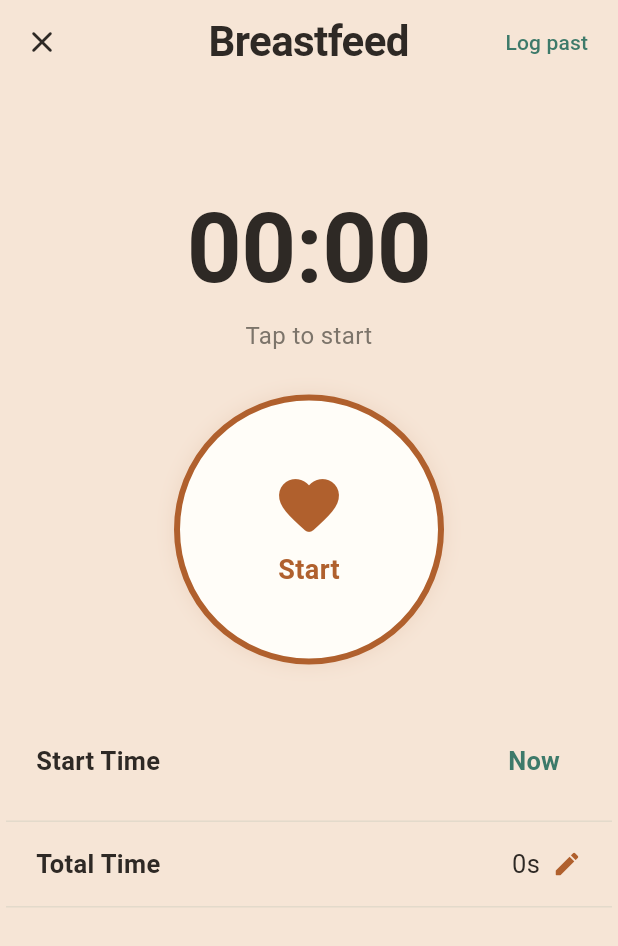
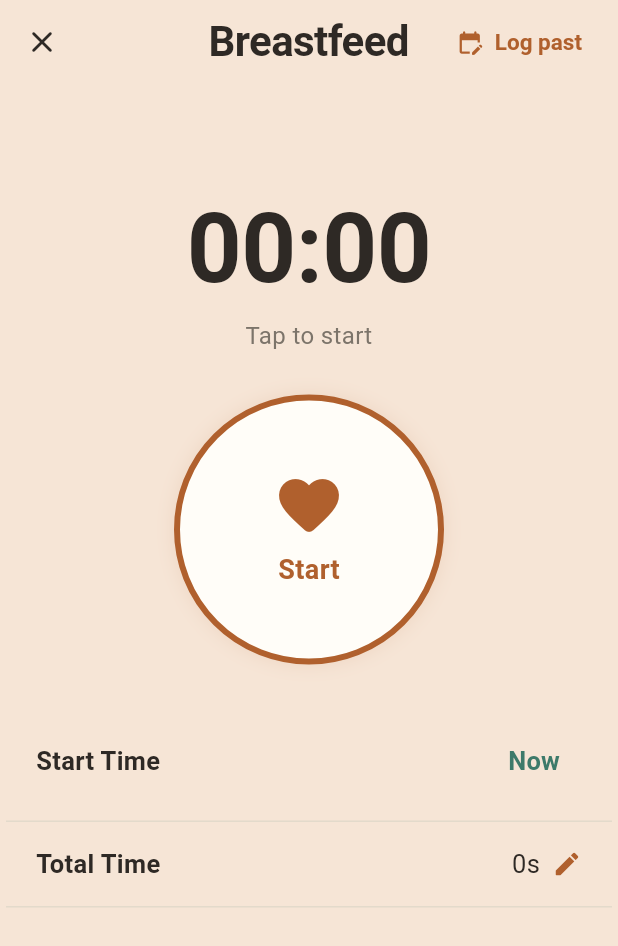
Before and after one commit to jfchenier/nestling, a Flutter app: the TimerScreen screen opened directly with empty values, on a phone screen of 412 x 824 dp. Shown: the top 946 px of the screen. Run offline on Flutter 3.47's test engine with Material 3 defaults, Android fonts, the phone set to English and light mode, and no system bars; our stand-ins replace file_picker, fl_chart, google_sign_in, qr_flutter, shared_preferences, web; missing offline and left inert: cryptography, dart:js_interop, extension_google_sign_in_as_googleapis_auth, googleapis, mobile_scanner; accounts and stored records are empty.

Commit message:
Keep Log past on the timer screen while a timer runs
The timer screen offered Log past only when nothing was running, so a
past nap or a bottle couldn't be logged during a running timer. While a
timer runs, Log past now shows as a quiet centered button over the clock
(the hint line, empty then); the form opens over the timer, which keeps
running. On a nursing timer it opens the feed picker, whose Breastfeed
option opens the form. The title scales down and a long Save label
shrinks so the title stays centered. French and Spanish labels:
"Saisie manuelle", "Registro manual".

Co-Authored-By: Claude Opus 5.5 (1M context) <noreply@anthropic.com>
Claude-Session: https://claude.ai/code/session_01PMxvYFF9yAF6PpdFhCgwiC

```diff
--- a/app/lib/l10n/app_es.arb
+++ b/app/lib/l10n/app_es.arb
@@ -851,7 +851,7 @@
   "timerLastFeedEnded": "{side, select, left{La última toma terminó en el izquierdo} other{La última toma terminó en el derecho}} · {ago}\n{side, select, left{Empieza por el derecho} other{Empieza por el izquierdo}}",
   "timerLastSideBadge": "Último\nlado",
   "timerLeftSide": "Lado izquierdo",
-  "timerLogPast": "Registrar",
+  "timerLogPast": "Registro manual",
   "timerMinutes": "Minutos",
   "timerNoteHint": "Nota (opcional)",
   "timerOnSide": "{side, select, left{En el izquierdo} other{En el derecho}}",
--- a/app/lib/l10n/app_fr.arb
+++ b/app/lib/l10n/app_fr.arb
@@ -851,7 +851,7 @@
   "timerLastFeedEnded": "{side, select, left{Dernière tétée finie à gauche} other{Dernière tétée finie à droite}} · {ago}\n{side, select, left{Commencer à droite} other{Commencer à gauche}}",
   "timerLastSideBadge": "Dernier\ncôté",
   "timerLeftSide": "Côté gauche",
-  "timerLogPast": "Saisir après",
+  "timerLogPast": "Saisie manuelle",
   "timerMinutes": "Minutes",
   "timerNoteHint": "Note (facultatif)",
   "timerOnSide": "{side, select, left{À gauche} other{À droite}}",
--- a/app/lib/l10n/app_localizations_es.dart
+++ b/app/lib/l10n/app_localizations_es.dart
@@ -3113,7 +3113,7 @@ class AppLocalizationsEs extends AppLocalizations {
   String get timerLeftSide => 'Lado izquierdo';
 
   @override
-  String get timerLogPast => 'Registrar';
+  String get timerLogPast => 'Registro manual';
 
   @override
   String get timerMinutes => 'Minutos';
--- a/app/lib/l10n/app_localizations_fr.dart
+++ b/app/lib/l10n/app_localizations_fr.dart
@@ -3119,7 +3119,7 @@ class AppLocalizationsFr extends AppLocalizations {
   String get timerLeftSide => 'Côté gauche';
 
   @override
-  String get timerLogPast => 'Saisir après';
+  String get timerLogPast => 'Saisie manuelle';
 
   @override
   String get timerMinutes => 'Minutes';
--- a/app/lib/screens/timer_screen.dart
+++ b/app/lib/screens/timer_screen.dart
@@ -10,6 +10,7 @@ import '../theme.dart';
 import '../widgets/common.dart';
 import '../widgets/date_time.dart';
 import 'event_form.dart';
+import 'home.dart' show showFeedPicker;
 
 /// Live timer for `breastfeed`, `sleep` or `pump`, shared with every caregiver.
 class TimerScreen extends StatefulWidget {
@@ -267,9 +268,15 @@ class _TimerScreenState extends State<TimerScreen> {
     if (mounted) Navigator.pop(context);
   }
 
-  /// Log a finished session by hand instead of timing it.
-  void _manual() {
+  /// Log a finished session by hand instead of timing it. While a timer runs, this screen stays
+  /// open under the form (the timer keeps going); a nursing timer offers every kind of feed.
+  void _manual(TimerModel? running) {
+    if (running == null) {
       Navigator.pop(context);
+    } else if (widget.kind == 'breastfeed') {
+      showFeedPicker(context, pastBreast: true);
+      return;
+    }
     showEventForm(context, type: widget.kind == 'breastfeed' ? 'feed' : widget.kind, method: 'breast');
   }
 
@@ -279,26 +286,40 @@ class _TimerScreenState extends State<TimerScreen> {
     final t = _timer(s);
     final c = context.pal;
     final strong = c.isDark ? kind.fill(c) : kind.deepTone;
+    final logPast = TextButton.icon(
+      style: TextButton.styleFrom(
+        foregroundColor: kind.on(c),
+        textStyle: const TextStyle(fontSize: 15, fontWeight: FontWeight.w600),
+      ),
+      onPressed: () => _manual(t),
+      icon: const Icon(Icons.edit_calendar_rounded, size: 18),
+      label: Text(l10n.timerLogPast),
+    );
     return Scaffold(
       backgroundColor: Color.lerp(c.background, kind.fill(c), c.isDark ? 0.25 : 0.3),
       appBar: AppBar(
         backgroundColor: Colors.transparent,
         // Closing never stops the timer: it keeps running (for every caregiver) until saved or deleted.
         leading: IconButton(icon: const Icon(Icons.close_rounded), tooltip: l10n.close, onPressed: () => Navigator.pop(context)),
-        title: Text(title),
+        // Scaled down rather than cut off when Save leaves little room (French).
+        title: FittedBox(fit: BoxFit.scaleDown, child: Text(title)),
         centerTitle: true,
         actions: [
-          if (t == null) ...[TextButton(onPressed: _manual, child: Text(l10n.timerLogPast)), const SizedBox(width: 8)],
+          if (t == null) ...[logPast, const SizedBox(width: 8)],
           if (t != null) ...[
-            FilledButton(
+            // Capped so a long label ("Enregistrer") shrinks instead of pushing the title off center.
+            ConstrainedBox(
+              constraints: const BoxConstraints(maxWidth: 88),
+              child: FilledButton(
                 style: FilledButton.styleFrom(
                   backgroundColor: strong,
                   foregroundColor: Colors.white,
                   minimumSize: const Size(80, 40),
-                padding: const EdgeInsets.symmetric(horizontal: 20),
+                  padding: const EdgeInsets.symmetric(horizontal: 14),
                 ),
                 onPressed: _busy ? null : () => _stop(t, end: _endAt),
-              child: Text(l10n.save),
+                child: FittedBox(fit: BoxFit.scaleDown, child: Text(l10n.save)),
+              ),
             ),
             const SizedBox(width: 12),
           ],
@@ -311,7 +332,7 @@ class _TimerScreenState extends State<TimerScreen> {
             builder: (context) => ListView(
               children: [
                 const SizedBox(height: 4),
-                _hint(s, t),
+                _hint(s, t, logPast),
                 const SizedBox(height: 12),
                 Text(
                   clock(_total(t)),
@@ -400,7 +421,8 @@ class _TimerScreenState extends State<TimerScreen> {
   }
 
   /// "Last feed ended on the left · 2h ago — start on the right" / "Awake for 45m".
-  Widget _hint(AppState s, TimerModel? t) {
+  /// While a timer runs the hint line holds [logPast] instead.
+  Widget _hint(AppState s, TimerModel? t, Widget logPast) {
     String? hint;
     if (t == null && widget.kind == 'breastfeed') {
       final last = s.summary?['last']?['feed'];
@@ -416,7 +438,11 @@ class _TimerScreenState extends State<TimerScreen> {
     }
     return SizedBox(
       height: 48,
-      child: hint == null ? null : Text(hint, textAlign: TextAlign.center, style: const TextStyle(fontSize: 16, height: 1.4)),
+      child: t != null
+          ? Center(child: logPast)
+          : hint == null
+          ? null
+          : Text(hint, textAlign: TextAlign.center, style: const TextStyle(fontSize: 16, height: 1.4)),
     );
   }
 
```
Also changed, not shown: app/lib/screens/home.dart (+11 -3 lines). Lines whose indentation alone changed are shown as unchanged.
